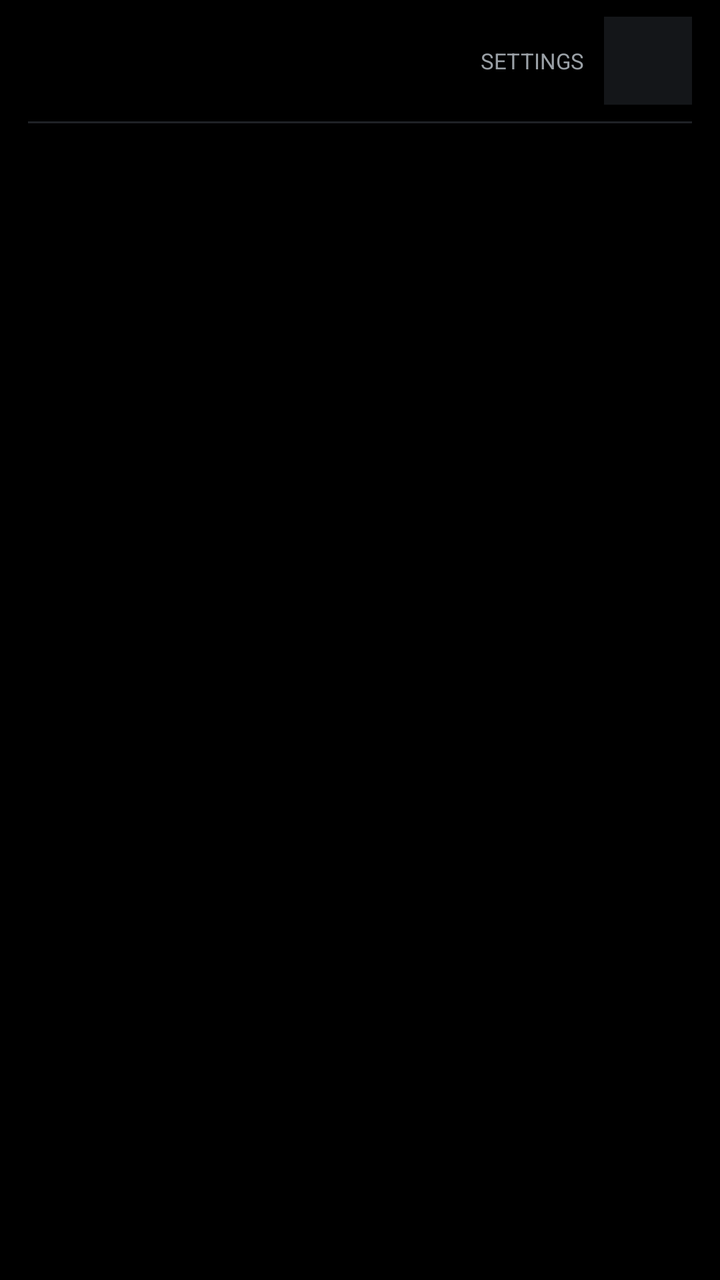
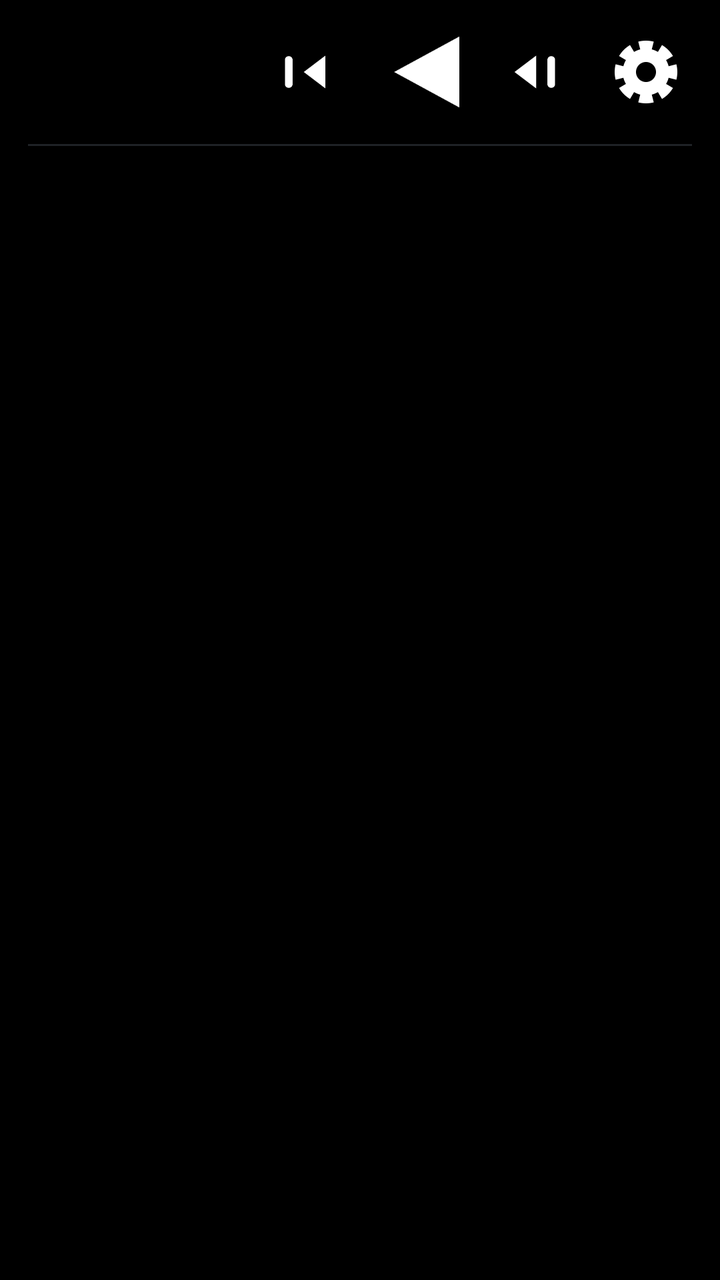

Compare the two renders of this Android layout. The source of the first and the diff that turns it into the second are given below.
<!-- AndroidManifest.xml: activity theme AppTheme -->
<!-- res/layout/activity_main.xml -->
<?xml version="1.0" encoding="utf-8"?>
<LinearLayout xmlns:android="http://schemas.android.com/apk/res/android"
    android:layout_width="match_parent"
    android:layout_height="match_parent"
    android:background="@color/bg"
    android:orientation="vertical"
    android:paddingLeft="14dp"
    android:paddingRight="14dp"
    android:paddingTop="8dp"
    android:paddingBottom="6dp">

    
    <LinearLayout
        android:layout_width="match_parent"
        android:layout_height="wrap_content"
        android:gravity="center_vertical"
        android:orientation="horizontal">

        <LinearLayout
            android:layout_width="0dp"
            android:layout_height="wrap_content"
            android:layout_weight="1"
            android:orientation="vertical">

            <TextView
                android:id="@+id/title"
                android:layout_width="match_parent"
                android:layout_height="wrap_content"
                android:ellipsize="end"
                android:maxLines="1"
                android:singleLine="true"
                android:textColor="@color/title"
                android:textSize="20sp"
                android:textStyle="bold" />

            <TextView
                android:id="@+id/subtitle"
                android:layout_width="match_parent"
                android:layout_height="wrap_content"
                android:ellipsize="end"
                android:maxLines="1"
                android:singleLine="true"
                android:textColor="@color/subtitle"
                android:textSize="13sp" />
        </LinearLayout>

        <Button
            android:id="@+id/btnSettings"
            android:layout_width="wrap_content"
            android:layout_height="wrap_content"
            android:layout_marginLeft="10dp"
            android:text="@string/settings_open"
            android:textColor="@color/subtitle"
            android:textSize="11sp" />

        <ImageView
            android:id="@+id/cover"
            android:layout_width="44dp"
            android:layout_height="44dp"
            android:layout_marginLeft="10dp"
            android:background="@color/coverBg"
            android:scaleType="centerCrop" />
    </LinearLayout>

    <View
        android:layout_width="match_parent"
        android:layout_height="1dp"
        android:layout_marginBottom="6dp"
        android:layout_marginTop="8dp"
        android:background="@color/divider" />

    
    <FrameLayout
        android:layout_width="match_parent"
        android:layout_height="0dp"
        android:layout_weight="1">

        
        <LinearLayout
            android:id="@+id/band"
            android:layout_width="match_parent"
            android:layout_height="match_parent"
            android:gravity="center"
            android:orientation="vertical">

            <TextView
                android:id="@+id/prev1"
                android:layout_width="match_parent"
                android:layout_height="wrap_content"
                android:layout_marginTop="2dp"
                android:layout_marginBottom="8dp"
                android:ellipsize="end"
                android:gravity="center"
                android:singleLine="true"
                android:textColor="@color/other"
                android:textSize="18sp" />

            <TextView
                android:id="@+id/current"
                android:layout_width="match_parent"
                android:layout_height="wrap_content"
                android:layout_marginTop="8dp"
                android:layout_marginBottom="8dp"
                android:ellipsize="end"
                android:gravity="center"
                android:maxLines="2"
                android:textColor="@color/currentActive"
                android:textSize="34sp"
                android:textStyle="bold" />

            <TextView
                android:id="@+id/next1"
                android:layout_width="match_parent"
                android:layout_height="wrap_content"
                android:layout_marginTop="2dp"
                android:layout_marginBottom="2dp"
                android:ellipsize="end"
                android:gravity="center"
                android:singleLine="true"
                android:textColor="@color/other"
                android:textSize="18sp" />

            <TextView
                android:id="@+id/next2"
                android:layout_width="match_parent"
                android:layout_height="wrap_content"
                android:layout_marginTop="1dp"
                android:layout_marginBottom="1dp"
                android:ellipsize="end"
                android:gravity="center"
                android:singleLine="true"
                android:textColor="@color/other"
                android:textSize="15sp" />

            <TextView
                android:id="@+id/next3"
                android:layout_width="match_parent"
                android:layout_height="wrap_content"
                android:layout_marginTop="1dp"
                android:layout_marginBottom="1dp"
                android:ellipsize="end"
                android:gravity="center"
                android:singleLine="true"
                android:textColor="@color/other"
                android:textSize="13sp" />
        </LinearLayout>

        
        <ScrollView
            android:id="@+id/plainScroll"
            android:layout_width="match_parent"
            android:layout_height="match_parent"
            android:visibility="gone">

            <TextView
                android:id="@+id/plainText"
                android:layout_width="match_parent"
                android:layout_height="wrap_content"
                android:lineSpacingExtra="4dp"
                android:paddingTop="4dp"
                android:paddingBottom="8dp"
                android:textColor="@color/plainText"
                android:textSize="17sp" />
        </ScrollView>

        
        <LinearLayout
            android:id="@+id/msgBox"
            android:layout_width="match_parent"
            android:layout_height="match_parent"
            android:gravity="center"
            android:orientation="vertical"
            android:visibility="gone">

            <TextView
                android:id="@+id/msgMain"
                android:layout_width="wrap_content"
                android:layout_height="wrap_content"
                android:gravity="center"
                android:textColor="@color/message"
                android:textSize="20sp" />

            <TextView
                android:id="@+id/msgDetail"
                android:layout_width="match_parent"
                android:layout_height="wrap_content"
                android:layout_marginTop="10dp"
                android:gravity="center"
                android:textColor="@color/messageDetail"
                android:textSize="14sp" />

            <TextView
                android:id="@+id/retryLine"
                android:layout_width="match_parent"
                android:layout_height="wrap_content"
                android:layout_marginTop="14dp"
                android:gravity="center"
                android:singleLine="true"
                android:textColor="@color/message"
                android:textSize="14sp"
                android:visibility="gone" />
        </LinearLayout>
    </FrameLayout>

    <TextView
        android:id="@+id/footer"
        android:layout_width="match_parent"
        android:layout_height="wrap_content"
        android:layout_marginTop="4dp"
        android:gravity="center"
        android:singleLine="true"
        android:textColor="@color/footerColor"
        android:textSize="11sp" />
</LinearLayout>
<!-- resources referenced by this layout -->
<resources>
  <color name="bg">#FF000000</color>
  <color name="coverBg">#FF141619</color>
  <color name="currentActive">#FF1ED760</color>
  <color name="divider">#FF1F2226</color>
  <color name="footerColor">#FF6B7280</color>
  <color name="message">#FFD2D6DA</color>
  <color name="messageDetail">#FF8A9098</color>
  <color name="other">#FF8A9098</color>
  <color name="plainText">#FFC8CCD0</color>
  <color name="subtitle">#FF9AA0A6</color>
  <color name="title">#FFFFFFFF</color>
  <string name="settings_open">SETTINGS</string>
  <style name="AppTheme" parent="android:Theme.Black.NoTitleBar">
          <item name="android:windowNoTitle">true</item>
          <item name="android:windowBackground">@color/bg</item>
          <item name="android:colorBackground">@color/bg</item>
      </style>
</resources>

<!-- the commit's change to res/layout/activity_main.xml (unified diff, before → after) -->
@@ -16,6 +16,15 @@
         android:gravity="center_vertical"
         android:orientation="horizontal">
 
+        <ImageView
+            android:id="@+id/cover"
+            android:layout_width="44dp"
+            android:layout_height="44dp"
+            android:layout_marginRight="10dp"
+            android:background="@color/coverBg"
+            android:scaleType="centerCrop"
+            android:visibility="gone" />
+
         <LinearLayout
             android:layout_width="0dp"
             android:layout_height="wrap_content"
@@ -44,22 +53,45 @@
                 android:textSize="13sp" />
         </LinearLayout>
 
-        <Button
+        <ImageButton
+            android:id="@+id/btnPrev"
+            android:layout_width="46dp"
+            android:layout_height="46dp"
+            android:layout_marginLeft="8dp"
+            android:background="@null"
+            android:padding="5dp"
+            android:scaleType="fitCenter"
+            android:src="@drawable/ic_prev" />
+
+        <ImageButton
+            android:id="@+id/btnPlayPause"
+            android:layout_width="56dp"
+            android:layout_height="56dp"
+            android:layout_marginLeft="6dp"
+            android:background="@null"
+            android:padding="5dp"
+            android:scaleType="fitCenter"
+            android:src="@drawable/ic_play" />
+
+        <ImageButton
+            android:id="@+id/btnNext"
+            android:layout_width="46dp"
+            android:layout_height="46dp"
+            android:layout_marginLeft="6dp"
+            android:background="@null"
+            android:padding="5dp"
+            android:scaleType="fitCenter"
+            android:src="@drawable/ic_next" />
+
+        <ImageButton
             android:id="@+id/btnSettings"
-            android:layout_width="wrap_content"
-            android:layout_height="wrap_content"
+            android:layout_width="46dp"
+            android:layout_height="46dp"
             android:layout_marginLeft="10dp"
-            android:text="@string/settings_open"
-            android:textColor="@color/subtitle"
-            android:textSize="11sp" />
-
-        <ImageView
-            android:id="@+id/cover"
-            android:layout_width="44dp"
-            android:layout_height="44dp"
-            android:layout_marginLeft="10dp"
-            android:background="@color/coverBg"
-            android:scaleType="centerCrop" />
+            android:background="@null"
+            android:padding="7dp"
+            android:scaleType="fitCenter"
+            android:src="@drawable/ic_settings_gear" />
     </LinearLayout>
 
     <View
@@ -88,7 +120,7 @@
                 android:layout_width="match_parent"
                 android:layout_height="wrap_content"
                 android:layout_marginTop="2dp"
-                android:layout_marginBottom="8dp"
+                android:layout_marginBottom="6dp"
                 android:ellipsize="end"
                 android:gravity="center"
                 android:singleLine="true"
@@ -100,10 +132,10 @@
                 android:layout_width="match_parent"
                 android:layout_height="wrap_content"
                 android:layout_marginTop="8dp"
-                android:layout_marginBottom="8dp"
-                android:ellipsize="end"
-                android:gravity="center"
-                android:maxLines="2"
+                android:layout_marginBottom="14dp"
+                android:ellipsize="end"
+                android:gravity="center"
+                android:maxLines="3"
                 android:textColor="@color/currentActive"
                 android:textSize="34sp"
                 android:textStyle="bold" />
@@ -112,7 +144,7 @@
                 android:id="@+id/next1"
                 android:layout_width="match_parent"
                 android:layout_height="wrap_content"
-                android:layout_marginTop="2dp"
+                android:layout_marginTop="4dp"
                 android:layout_marginBottom="2dp"
                 android:ellipsize="end"
                 android:gravity="center"
<!-- resource entries referenced after the edit -->
@@ -11,7 +11,10 @@
   <color name="plainText">#FFC8CCD0</color>
   <color name="subtitle">#FF9AA0A6</color>
   <color name="title">#FFFFFFFF</color>
-  <string name="settings_open">SETTINGS</string>
+  <!-- drawable ic_next: png bitmap (drawable-xxxhdpi, 969 bytes) -->
+  <!-- drawable ic_play: png bitmap (drawable-xxxhdpi, 954 bytes) -->
+  <!-- drawable ic_prev: png bitmap (drawable-xxxhdpi, 960 bytes) -->
+  <!-- drawable ic_settings_gear: png bitmap (drawable-xxxhdpi, 2646 bytes) -->
   <style name="AppTheme" parent="android:Theme.Black.NoTitleBar">
           <item name="android:windowNoTitle">true</item>
           <item name="android:windowBackground">@color/bg</item>
